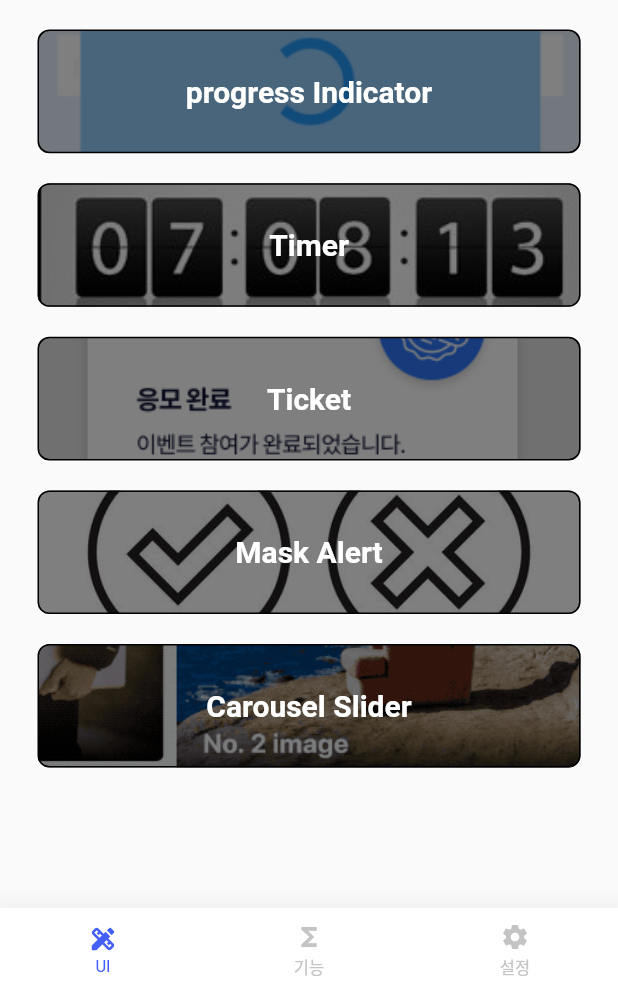
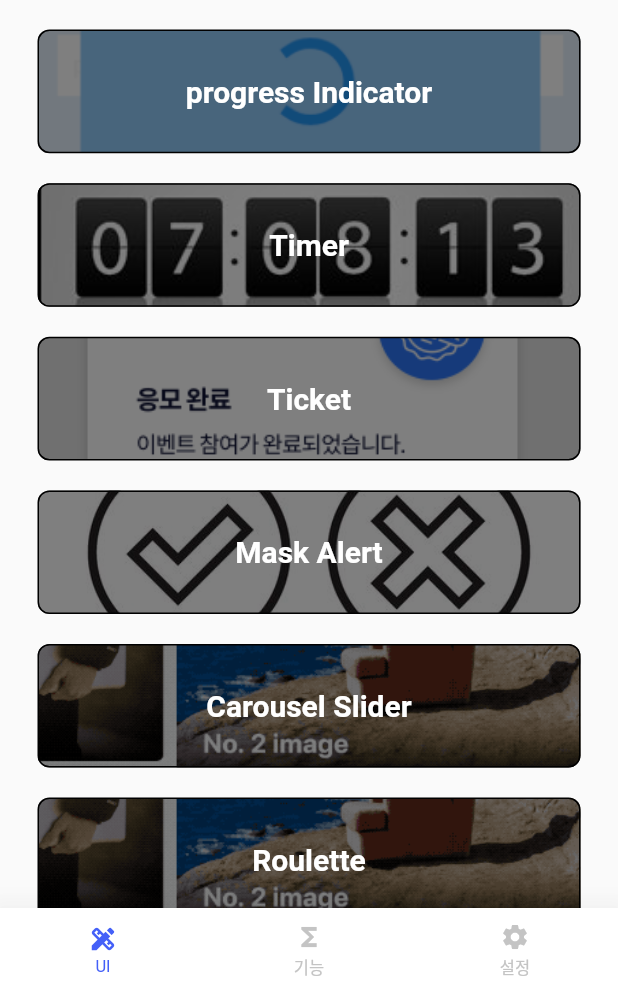
Before and after one commit to workingscorpion/flutter-revolution, a Flutter app: the screen it shows after launch, on a phone screen of 412 x 824 dp, the part 244-1236 px from its top. Run offline on Flutter 3.47's test engine with Material 2 defaults, Android fonts, the phone set to English and light mode, and no system bars; drawn by our look-alikes of sticky_headers; our stand-ins replace flutter_mobx, flutter_svg, fluttertoast, local_auth, mobx; generated files the repository leaves out were written again.

Commit message:
feat: roulette(진행중)

```diff
--- a/lib/appRouter.dart
+++ b/lib/appRouter.dart
@@ -6,6 +6,7 @@ import 'package:revolution/pages/ui/carousel.dart';
 import 'package:revolution/pages/ui/maskAlert.dart';
 import 'package:revolution/pages/ui/progress.dart';
 import 'package:revolution/pages/ui/progressIndicator.dart';
+import 'package:revolution/pages/ui/roulette.dart';
 import 'package:revolution/pages/ui/ticket.dart';
 import 'package:revolution/store/navigationStore.dart';
 import 'package:revolution/pages/ui/timer.dart';
@@ -64,6 +65,12 @@ class AppRouter {
           builder: (BuildContext context) => CarouselPage(),
         );
 
+      case RouteNames.Roulette:
+        return CupertinoPageRoute(
+          settings: settings,
+          builder: (BuildContext context) => RoulettePage(),
+        );
+
       // Function
       case RouteNames.InfiniteScroll:
         return CupertinoPageRoute(
@@ -115,6 +122,10 @@ class AppRouter {
     return Navigator.of(context).pushNamed(RouteNames.Carousel);
   }
 
+  static toRoulettePage() {
+    return Navigator.of(context).pushNamed(RouteNames.Roulette);
+  }
+
   // Function
   static toInifiteScrollPage() {
     return Navigator.of(context).pushNamed(RouteNames.InfiniteScroll);
--- /dev/null
+++ b/lib/components/buttons/roulette.dart
@@ -0,0 +1,16 @@
+import 'package:revolution/appRouter.dart';
+import 'package:revolution/components/buttons/customButton.dart';
+import 'package:flutter/material.dart';
+
+class RouletteButton extends StatelessWidget {
+  const RouletteButton({Key key}) : super(key: key);
+
+  @override
+  Widget build(BuildContext context) {
+    return CustomButton(
+      text: 'Roulette',
+      image: 'assets/home/carousel.png',
+      onTap: () => AppRouter.toRoulettePage(),
+    );
+  }
+}
--- a/lib/constants/routeNames.dart
+++ b/lib/constants/routeNames.dart
@@ -11,6 +11,7 @@ class RouteNames {
   static const String Ticket = '/ticket';
   static const String MaskAlert = '/mask-alert';
   static const String Carousel = '/carousel';
+  static const String Roulette = '/roulette';
 
   // function
   static const String InfiniteScroll = '/infinite';
--- a/lib/pages/home/ui.dart
+++ b/lib/pages/home/ui.dart
@@ -2,6 +2,7 @@ import 'package:revolution/components/buttons/carousel.dart';
 import 'package:revolution/components/buttons/maskAlert.dart';
 import 'package:revolution/components/buttons/progressBar.dart';
 import 'package:revolution/components/buttons/progressIndicator.dart';
+import 'package:revolution/components/buttons/roulette.dart';
 import 'package:revolution/components/buttons/timer.dart';
 import 'package:revolution/components/buttons/ticket.dart';
 import 'package:flutter/material.dart';
@@ -43,6 +44,7 @@ class _UIPageState extends State<UIPage> {
                 TicketButton(),
                 MaskAlertButton(),
                 CarouselButton(),
+                RouletteButton(),
                 // TODO: number sliding animation with formatting
                 // TODO: 토스트 자체 제작
                 // TODO: snackbar
```
Also changed, not shown: lib/components/roulette.dart (added, +124 -0 lines), lib/pages/ui/roulette.dart (added, +24 -0 lines).
